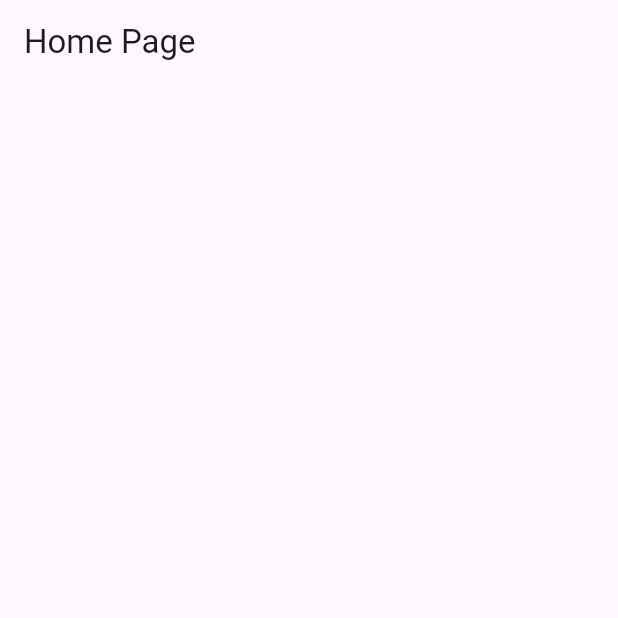
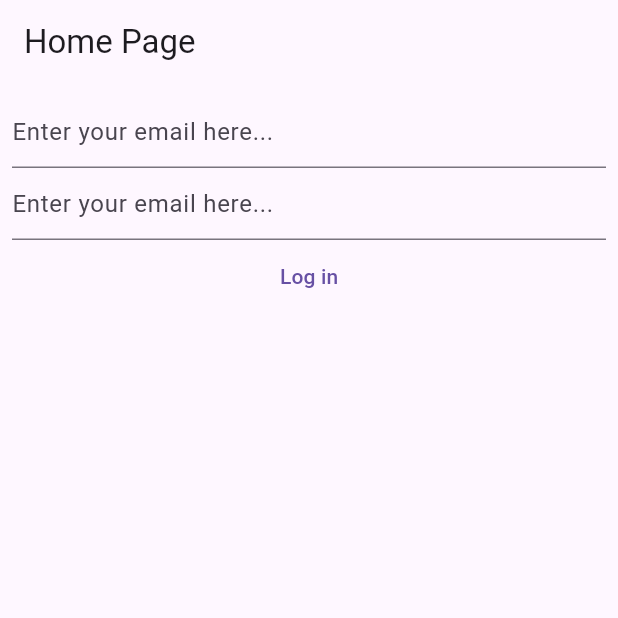
Before and after one commit to IgorNiemiec/noteapp, a Flutter app: the screen it shows after launch, on a phone screen of 412 x 824 dp, the top half of it. Run offline on Flutter 3.47's test engine with Material 3 defaults, Android fonts, the phone set to English and light mode, and no system bars; our stand-ins replace flutter_bloc, flutter_hooks.

```diff
--- /dev/null
+++ b/lib/apis/login_api.dart
@@ -0,0 +1,27 @@
+import 'package:flutter/foundation.dart' show immutable;
+import 'package:noteapp/models.dart';
+
+@immutable
+abstract class LoginApiProtocol
+{
+  const LoginApiProtocol();
+
+  Future<LoginHandle?> login(
+    {
+      required String email,
+      required String password,
+    }
+  );
+}
+
+@immutable
+class LoginApi implements LoginApiProtocol
+{
+
+
+  @override
+  Future<LoginHandle?> login({required String email, required String password}) =>
+  Future.delayed(const Duration(seconds: 2),
+          () => email == "foo@bar.com" && password == "foobar").then((isLoggedIn) => isLoggedIn ? const LoginHandle.fooBar() : null);
+
+}
--- /dev/null
+++ b/lib/apis/notes_api.dart
@@ -0,0 +1,23 @@
+import 'package:flutter/foundation.dart' show immutable;
+import 'package:noteapp/models.dart';
+
+@immutable
+abstract class NotesApiProtocol
+{
+  const NotesApiProtocol();
+
+  Future<Iterable<Note>?> getNotes({required LoginHandle loginHandle});
+}
+
+@immutable
+class NotesApi implements NotesApiProtocol
+{
+
+  @override
+  Future<Iterable<Note>?> getNotes({required LoginHandle loginHandle}) =>
+  Future.delayed(const Duration(seconds: 2),
+  () => loginHandle == const LoginHandle.fooBar() ? mockNotest : null,);
+
+
+
+}
--- /dev/null
+++ b/lib/bloc/actions.dart
@@ -0,0 +1,25 @@
+import 'package:flutter/foundation.dart' show immutable;
+
+@immutable
+abstract class AppAction
+{
+  const AppAction();
+}
+
+@immutable
+class LoginAction implements AppAction
+{
+  final String email;
+
+  final String password;
+
+  const LoginAction({required this.email, required this.password});
+
+}
+
+@immutable
+class LoadNotesAction implements AppAction
+{
+  const LoadNotesAction();
+
+}
--- /dev/null
+++ b/lib/bloc/app_state.dart
@@ -0,0 +1,26 @@
+import 'package:flutter/foundation.dart' show immutable;
+import 'package:noteapp/models.dart';
+
+@immutable
+class AppState
+{
+  final bool isLoading;
+  final LoginErrors? loginError;
+  final LoginHandle? loginHandle;
+  final Iterable<Note>? fetchedNotes;
+
+  const AppState({required this.isLoading, required this.loginError, required this.loginHandle, required this.fetchedNotes});
+
+  const AppState.empty() : isLoading = false , loginError = null, loginHandle = null, fetchedNotes = null;
+
+  @override
+  String toString() => {
+    "isLoading" : isLoading,
+    "loginError" : loginError,
+    "loginHandle" : loginHandle,
+    "fetchedNotes" : fetchedNotes,
+  }.toString();
+
+
+
+}
--- /dev/null
+++ b/lib/dialogs/loading_screen_controller.dart
@@ -0,0 +1,14 @@
+import 'package:flutter/foundation.dart' show immutable;
+
+typedef CloseLoadingScreen = bool Function();
+typedef UpdateLoadingScreen = bool Function(String text);
+
+@immutable
+class LoadingScreenController
+{
+  final CloseLoadingScreen close;
+  final UpdateLoadingScreen update;
+
+  const LoadingScreenController({required this.close,required this.update});
+
+}
--- a/lib/main.dart
+++ b/lib/main.dart
@@ -1,4 +1,16 @@
 import 'package:flutter/material.dart';
+import 'package:flutter_bloc/flutter_bloc.dart';
+import 'package:noteapp/apis/login_api.dart';
+import 'package:noteapp/apis/notes_api.dart';
+import 'package:noteapp/bloc/actions.dart';
+import 'package:noteapp/bloc/app_bloc.dart';
+import 'package:noteapp/bloc/app_state.dart';
+import 'package:noteapp/dialogs/generic_dialog.dart';
+import 'package:noteapp/dialogs/loading_screen.dart';
+import 'package:noteapp/models.dart';
+import 'package:noteapp/strings.dart';
+import 'package:noteapp/views/iterable_list_view.dart';
+import 'package:noteapp/views/login_view.dart';
 
 void main() {
   runApp(const MainApp());
@@ -9,28 +21,82 @@ class MainApp extends StatelessWidget {
 
   @override
   Widget build(BuildContext context) {
-    return  MaterialApp(
-      title: "Flutter demo",
-      theme: ThemeData(
-        primarySwatch: Colors.blue,
-      ),
-      debugShowCheckedModeBanner: false,
-      home: const HomePage()
+    return MaterialApp(
+      title: "Note App",
+      home: HomePage(),
     );
   }
 }
 
 class HomePage extends StatelessWidget
 {
-  const HomePage({Key? key}) : super(key: key);
+  HomePage({Key? key}) : super(key: key);
+
 
   @override
   Widget build(BuildContext context)
   {
-    return Scaffold(
-      appBar: AppBar(
-        title: const Text("Home Page"),
-      ),
-    );
+    return  BlocProvider(
+      create: (context) => AppBloc(
+        loginApi: LoginApi(),
+        notesApi: NotesApi()),
+        child: Scaffold(
+          appBar: AppBar(
+            title: const Text(homePage),
+          ),
+          body: BlocConsumer<AppBloc,AppState>(
+            listener: (context,appState)
+            {
+              if (appState.isLoading)
+              {
+                LoadingScreen.instance().show(context: context,
+                text: pleaseWait);
+              }
+              else
+              {
+                LoadingScreen.instance().hide();
+              }
+
+              final loginError = appState.loginError;
+
+              if (loginError != null)
+              {
+                showGenericDialog<bool>(
+                  context: context,
+                  title: loginErrorDilogTitle,
+                  content: loginErrorDialogContent,
+                  optionsBuilder: () => {ok:true});
+              }
+
+              if (appState.isLoading == false && appState.loginError == null
+              && appState.loginHandle == const LoginHandle.fooBar() &&
+              appState.fetchedNotes == null)
+              {
+                context.read<AppBloc>().add(const LoadNotesAction());
+              }
+
+
+            },
+            builder: (context, appState) {
+              final notes = appState.fetchedNotes;
+
+              if (notes==null)
+              {
+                return LoginView(
+                  onLoginTapped: (email,password) {
+                    context.read<AppBloc>().add(
+                      LoginAction(email: email,
+                       password: password)
+                    );
+                  });
+              }
+              else
+              {
+                return notes.toListView();
+              }
+            },
+          ),
+        ),
+        );
   }
 }
--- a/lib/models.dart
+++ b/lib/models.dart
@@ -0,0 +1,44 @@
+import 'package:flutter/foundation.dart' show immutable;
+
+@immutable class LoginHandle
+{
+
+  final String token;
+
+  const LoginHandle({required this.token,});
+
+  const LoginHandle.fooBar() : token = 'foobar';
+
+  @override
+  bool operator == (covariant LoginHandle other) => token == other.token;
+
+
+  @override
+  int get hashCode => token.hashCode;
+
+  @override
+  String toString() => "LoginHandle (LoginToken: $token)";
+
+
+
+}
+
+enum LoginErrors
+{
+  invalidHandle,
+}
+
+@immutable
+class Note
+{
+  final String title;
+
+  const Note({required this.title});
+
+  @override
+  String toString() => "Note (Title: $title)";
+
+
+}
+
+final mockNotest = Iterable.generate(3, (i) => Note(title: "Note${i+1}") );
--- /dev/null
+++ b/lib/strings.dart
@@ -0,0 +1,20 @@
+
+const emailOrPasswordEmptyDialogTitle = "Please fill in both email and the password fields";
+
+const emailOrPasswordEmptyDescription = "You seem to have forgotten to enter either the email or the password field, or both. Please enter Email and password correctly";
+
+const loginErrorDilogTitle = "Login error";
+
+const loginErrorDialogContent = "Invalid email/password combination. Please try again with valid login credentials!";
+
+const pleaseWait = "Please wait...";
+
+const enterYourPasswordHere = "Enter your password here...";
+
+const enterYourEmailHere = "Enter your email here...";
+
+const ok = "OK";
+
+const login = "Log in";
+
+const homePage = "Home Page";
--- /dev/null
+++ b/lib/views/email_text_field.dart
@@ -0,0 +1,29 @@
+
+import 'package:flutter/material.dart';
+import 'package:noteapp/strings.dart' show enterYourEmailHere;
+
+class EmailTextField extends StatelessWidget
+{
+
+  final TextEditingController emailController;
+
+
+  const EmailTextField({
+    Key? key,
+  required this.emailController}) : super(key: key);
+
+
+  @override
+  Widget build(BuildContext context)
+  {
+    return TextField(
+      controller: emailController,
+      keyboardType: TextInputType.emailAddress,
+      autocorrect: false,
+      decoration: const InputDecoration(
+        hintText: enterYourEmailHere,
+
+      ),
+    );
+  }
+}
--- /dev/null
+++ b/lib/views/login_button.dart
@@ -0,0 +1,53 @@
+import 'package:flutter/material.dart';
+import 'package:noteapp/dialogs/generic_dialog.dart';
+import 'package:noteapp/strings.dart';
+
+typedef OnLoginTapped = void Function(
+  String email,
+  String password,
+);
+
+
+class LoginButton extends StatelessWidget
+{
+  final TextEditingController emailController;
+  final TextEditingController passwordController;
+  final OnLoginTapped onLoginTapped;
+
+  const LoginButton({
+    Key? key,
+    required this.emailController,
+    required this.passwordController,
+    required this.onLoginTapped}) : super(key: key);
+
+
+  @override
+  Widget build(BuildContext context)
+  {
+    return TextButton(
+      onPressed: ()
+      {
+        final email = emailController.text;
+        final password = passwordController.text;
+
+        if (email.isEmpty || password.isEmpty)
+        {
+          showGenericDialog<bool>(
+            context: context,
+            title: emailOrPasswordEmptyDialogTitle,
+            content: emailOrPasswordEmptyDescription,
+            optionsBuilder: ()
+            {
+              return {ok:true};
+            });
+        }
+        else
+        {
+          onLoginTapped(email,password);
+        }
+
+      },
+      child: const Text(login));
+  }
+
+}
--- /dev/null
+++ b/lib/views/login_view.dart
@@ -0,0 +1,35 @@
+
+import 'package:flutter/material.dart';
+import 'package:flutter_hooks/flutter_hooks.dart';
+import 'package:noteapp/views/email_text_field.dart';
+import 'package:noteapp/views/login_button.dart';
+import 'package:noteapp/views/password_text_field.dart';
+
+class LoginView extends HookWidget
+{
+
+  final OnLoginTapped onLoginTapped;
+
+  const LoginView({
+    Key? key,
+    required this.onLoginTapped}) : super(key: key);
+
+  @override
+  Widget build(BuildContext context)
+  {
+
+    final emailController = useTextEditingController();
+    final passwordController = useTextEditingController();
+
+    return Padding(padding: const EdgeInsets.all(8.0),
+    child: Column(
+      children: [
+        EmailTextField(emailController: emailController),
+        PasswordTextField(passwordController: passwordController),
+        LoginButton(emailController: emailController, passwordController: passwordController, onLoginTapped: onLoginTapped)
+      ],
+    ),
+    );
+
+  }
+}
--- /dev/null
+++ b/lib/views/password_text_field.dart
@@ -0,0 +1,30 @@
+
+import 'package:flutter/material.dart';
+import 'package:noteapp/strings.dart' show enterYourEmailHere;
+
+class PasswordTextField extends StatelessWidget
+{
+
+  final TextEditingController passwordController;
+
+
+  const PasswordTextField({
+    Key? key,
+  required this.passwordController}) : super(key: key);
+
+
+  @override
+  Widget build(BuildContext context)
+  {
+    return TextField(
+      controller: passwordController,
+      obscureText: true,
+      obscuringCharacter: '-',
+      autocorrect: false,
+      decoration: const InputDecoration(
+        hintText: enterYourEmailHere,
+
+      ),
+    );
+  }
+}
```
Also changed, not shown: lib/bloc/app_bloc.dart (added, +65 -0 lines), lib/dialogs/generic_dialog.dart (added, +42 -0 lines), lib/dialogs/loading_screen.dart (added, +123 -0 lines), lib/views/iterable_list_view.dart (added, +27 -0 lines).
